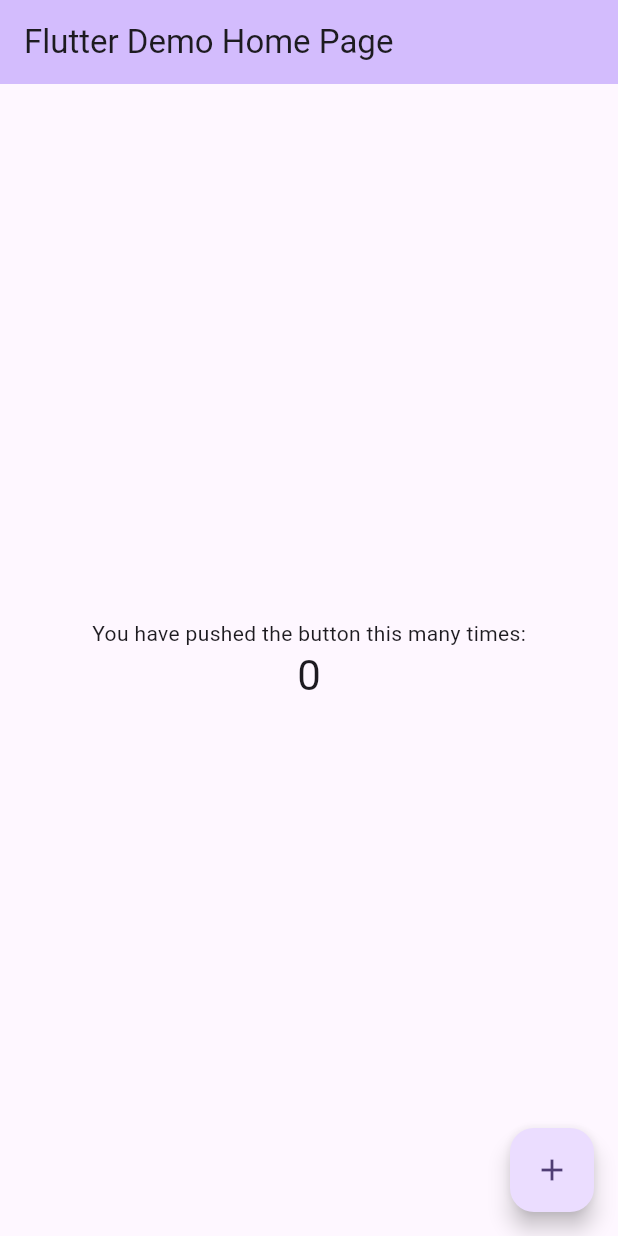
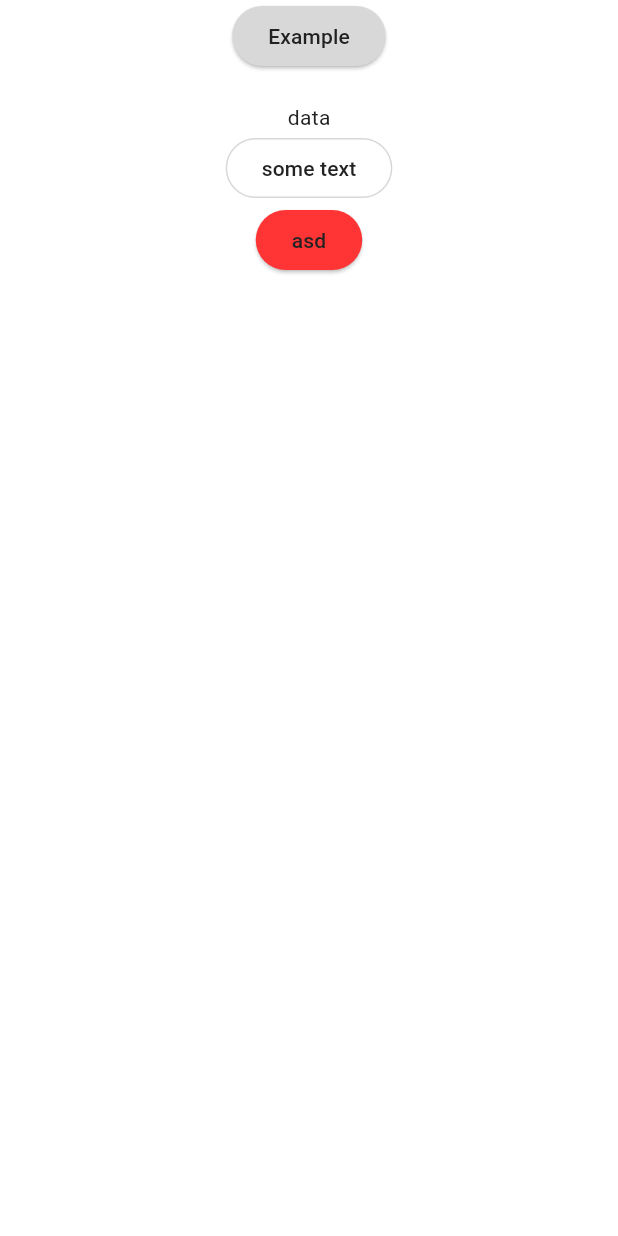
Before and after one commit to ArmFightHelper/ArmFightFlutterApp, a Flutter app: the screen it shows after launch, on a phone screen of 412 x 824 dp. Run offline on Flutter 3.47's test engine with Material 3 defaults, Android fonts, the phone set to English and light mode, and no system bars; our stand-ins replace flutter_riverpod.

Commit message:
Added themes

```diff
--- a/lib/main.dart
+++ b/lib/main.dart
@@ -1,7 +1,11 @@
+import 'package:arm_fight_helper/screeens/main_screen.dart';
+import 'package:arm_fight_helper/theme.dart';
 import 'package:flutter/material.dart';
+import 'package:flutter_riverpod/flutter_riverpod.dart';
+
 
 void main() {
-  runApp(const MyApp());
+  runApp(const ProviderScope(child: MyApp()));
 }
 
 class MyApp extends StatelessWidget {
@@ -11,115 +15,10 @@ class MyApp extends StatelessWidget {
   @override
   Widget build(BuildContext context) {
     return MaterialApp(
+      debugShowCheckedModeBanner: false,
       title: 'Flutter Demo',
-      theme: ThemeData(
-        // This is the theme of your application.
-        //
-        // TRY THIS: Try running your application with "flutter run". You'll see
-        // the application has a purple toolbar. Then, without quitting the app,
-        // try changing the seedColor in the colorScheme below to Colors.green
-        // and then invoke "hot reload" (save your changes or press the "hot
-        // reload" button in a Flutter-supported IDE, or press "r" if you used
-        // the command line to start the app).
-        //
-        // Notice that the counter didn't reset back to zero; the application
-        // state is not lost during the reload. To reset the state, use hot
-        // restart instead.
-        //
-        // This works for code too, not just values: Most code changes can be
-        // tested with just a hot reload.
-        colorScheme: ColorScheme.fromSeed(seedColor: Colors.deepPurple),
-        useMaterial3: true,
-      ),
-      home: const MyHomePage(title: 'Flutter Demo Home Page'),
+      theme: buildLightTheme(),
+      home: const MainScreen(),
     );
   }
 }
-
-class MyHomePage extends StatefulWidget {
-  const MyHomePage({super.key, required this.title});
-
-  // This widget is the home page of your application. It is stateful, meaning
-  // that it has a State object (defined below) that contains fields that affect
-  // how it looks.
-
-  // This class is the configuration for the state. It holds the values (in this
-  // case the title) provided by the parent (in this case the App widget) and
-  // used by the build method of the State. Fields in a Widget subclass are
-  // always marked "final".
-
-  final String title;
-
-  @override
-  State<MyHomePage> createState() => _MyHomePageState();
-}
-
-class _MyHomePageState extends State<MyHomePage> {
-  int _counter = 0;
-
-  void _incrementCounter() {
-    setState(() {
-      // This call to setState tells the Flutter framework that something has
-      // changed in this State, which causes it to rerun the build method below
-      // so that the display can reflect the updated values. If we changed
-      // _counter without calling setState(), then the build method would not be
-      // called again, and so nothing would appear to happen.
-      _counter++;
-    });
-  }
-
-  @override
-  Widget build(BuildContext context) {
-    // This method is rerun every time setState is called, for instance as done
-    // by the _incrementCounter method above.
-    //
-    // The Flutter framework has been optimized to make rerunning build methods
-    // fast, so that you can just rebuild anything that needs updating rather
-    // than having to individually change instances of widgets.
-    return Scaffold(
-      appBar: AppBar(
-        // TRY THIS: Try changing the color here to a specific color (to
-        // Colors.amber, perhaps?) and trigger a hot reload to see the AppBar
-        // change color while the other colors stay the same.
-        backgroundColor: Theme.of(context).colorScheme.inversePrimary,
-        // Here we take the value from the MyHomePage object that was created by
-        // the App.build method, and use it to set our appbar title.
-        title: Text(widget.title),
-      ),
-      body: Center(
-        // Center is a layout widget. It takes a single child and positions it
-        // in the middle of the parent.
-        child: Column(
-          // Column is also a layout widget. It takes a list of children and
-          // arranges them vertically. By default, it sizes itself to fit its
-          // children horizontally, and tries to be as tall as its parent.
-          //
-          // Column has various properties to control how it sizes itself and
-          // how it positions its children. Here we use mainAxisAlignment to
-          // center the children vertically; the main axis here is the vertical
-          // axis because Columns are vertical (the cross axis would be
-          // horizontal).
-          //
-          // TRY THIS: Invoke "debug painting" (choose the "Toggle Debug Paint"
-          // action in the IDE, or press "p" in the console), to see the
-          // wireframe for each widget.
-          mainAxisAlignment: MainAxisAlignment.center,
-          children: <Widget>[
-            const Text(
-              'You have pushed the button this many times:',
-            ),
-            Text(
-              '$_counter',
-              style: Theme.of(context).textTheme.headlineMedium,
-            ),
-          ],
-        ),
-      ),
-      floatingActionButton: FloatingActionButton(
-        onPressed: _incrementCounter,
-        tooltip: 'Increment',
-        child: const Icon(Icons.add),
-      ), // This trailing comma makes auto-formatting nicer for build methods.
-    );
-  }
-}
--- /dev/null
+++ b/lib/screeens/main_screen.dart
@@ -0,0 +1,39 @@
+import 'package:arm_fight_helper/theme.dart';
+import 'package:flutter/material.dart';
+import 'package:flutter/src/widgets/framework.dart';
+import 'package:flutter_riverpod/flutter_riverpod.dart';
+
+class MainScreen extends ConsumerWidget {
+  const MainScreen({super.key});
+
+  @override
+  Widget build(BuildContext context, WidgetRef ref) {
+    return Scaffold(
+
+      body: Center(
+        child: Column(
+          children: [
+            ElevatedButton(onPressed: () {}, child: Text("Example")),
+            SizedBox(height: 20),
+            Text("data"),
+            OutlinedButton(onPressed: () {}, child: Text("some text")),
+            ElevatedButton(
+              style: ButtonStyle(
+                backgroundColor: WidgetStatePropertyAll<Color>(
+                    Theme.of(context).extension<ThemeColors>()!.mainMenuButtonColor
+                )
+              ),
+                onPressed: () {},
+                child: const Text("asd")
+            ),
+          ],
+
+
+        ) ,
+      )
+
+
+    );
+  }
+
+}
--- /dev/null
+++ b/lib/theme.dart
@@ -0,0 +1,91 @@
+import 'package:arm_fight_helper/src/colors.dart';
+import 'package:flutter/material.dart';
+
+// Usage
+// Theme:
+// Theme.of(context).color
+
+//
+// Extention:
+// Theme.of(context).extension<ThemeColors>!.neededColor
+
+
+
+ThemeData buildDarkTheme() {
+  return ThemeData(
+    colorScheme: const ColorScheme(
+        primary: Colors.white,
+        onPrimary: Colors.white,
+        secondary: DarkThemeColors.timerProgress,
+        onSecondary: Colors.white,
+        brightness: Brightness.dark,
+        error: Colors.redAccent,
+        onError: Colors.white,
+        surface: DarkThemeColors.timerProgress,
+        onSurface: DarkThemeColors.timerProgress
+    ),
+    extensions: <ThemeExtension<dynamic>>[
+      ThemeColors.dark,
+    ],
+    brightness: Brightness.dark,
+    scaffoldBackgroundColor: const Color(0xFF222222),
+    focusColor: Colors.blue.withOpacity(0.2),
+    textTheme: const TextTheme(
+      bodyMedium: TextStyle(color: Colors.white),
+      bodyLarge: TextStyle(color: Colors.white),
+    )
+  );
+}
+
+ThemeData buildLightTheme() {
+  return ThemeData(
+      colorScheme: const ColorScheme(
+          primary: LightThemeColors.textColor,
+          onPrimary: LightThemeColors.inactiveRound,
+          secondary: LightThemeColors.timerProgress,
+          onSecondary: Colors.white,
+          brightness: Brightness.light,
+          error: Colors.redAccent,
+          onError: Colors.white,
+          surface: LightThemeColors.inactiveRound,
+          onSurface: LightThemeColors.timerProgress
+      ),
+      extensions: <ThemeExtension<dynamic>>[
+        ThemeColors.light,
+      ],
+      brightness: Brightness.light,
+      scaffoldBackgroundColor: Colors.white,
+      focusColor: Colors.blue.withOpacity(0.2),
+      textTheme: const TextTheme(
+        bodyMedium: TextStyle(color: LightThemeColors.textColor),
+        bodyLarge: TextStyle(color: LightThemeColors.textColor),
+      )
+  );
+}
+
+class ThemeColors extends ThemeExtension<ThemeColors> {
+  final Color mainMenuButtonColor;
+
+  static get light => ThemeColors(mainMenuButtonColor: const Color(0xffFF3434));
+  static get dark => ThemeColors(mainMenuButtonColor: const Color(0xffFF3434));
+
+  ThemeColors({required this.mainMenuButtonColor});
+
+  @override
+  ThemeExtension<ThemeColors> copyWith({Color? mainMenuButtonColor}) {
+    return ThemeColors(mainMenuButtonColor: mainMenuButtonColor ?? this.mainMenuButtonColor);
+  }
+
+  @override
+  ThemeExtension<ThemeColors> lerp(
+      covariant ThemeExtension<ThemeColors>? other,
+      double t
+      ) {
+    if (other is! ThemeColors) {
+      return this;
+    }
+    return ThemeColors(
+      mainMenuButtonColor: Color.lerp(mainMenuButtonColor, other.mainMenuButtonColor, t)!,
+    );
+  }
+}
--- a/pubspec.yaml
+++ b/pubspec.yaml
@@ -35,6 +35,7 @@ dependencies:
   # The following adds the Cupertino Icons font to your application.
   # Use with the CupertinoIcons class for iOS style icons.
   cupertino_icons: ^1.0.6
+  flutter_riverpod: ^2.5.1
 
 dev_dependencies:
   flutter_test:
```
Also changed, not shown: lib/src/colors.dart (added, +21 -0 lines), pubspec.lock.
